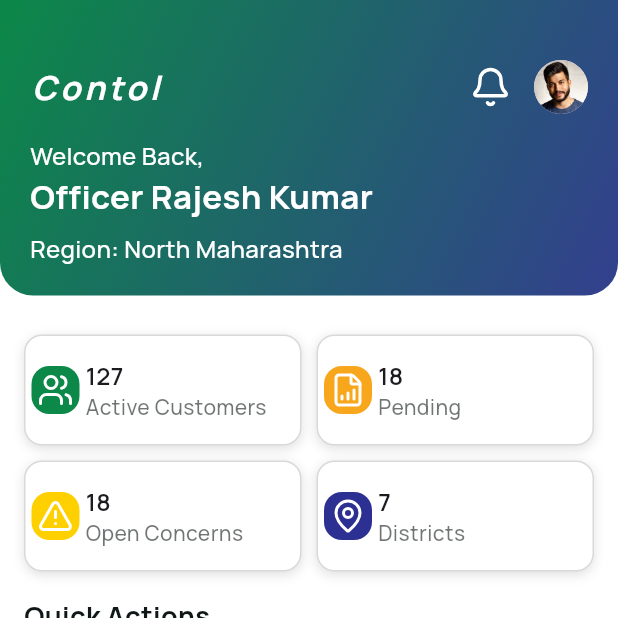
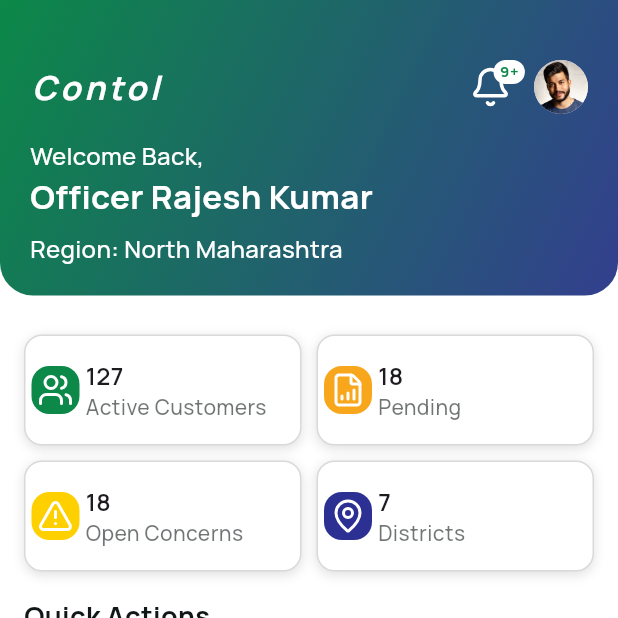
Before and after one commit to vstandroidbk/contol_Incineration_officer, a Flutter app: the Homeview screen opened by its route, on a phone screen of 412 x 824 dp, the top half of it. Run offline on Flutter 3.47's test engine with Material 3 defaults, Android fonts, the phone set to English and light mode, and no system bars; our stand-ins replace dropdown_button2, fl_chart, get, lucide_icons, shimmer.

Commit message:
officer app commit

```diff
--- a/lib/Modules/Home/homeview.dart
+++ b/lib/Modules/Home/homeview.dart
@@ -19,6 +19,7 @@ class Homeview extends StatefulWidget {
 
 class _HomeviewState extends State<Homeview> {
   bool isLoading = true;
+  int notificationCount = 10;
 
   @override
   void initState() {
@@ -84,10 +85,24 @@ class _HomeviewState extends State<Homeview> {
                             onTap: () {
                               Get.toNamed(AppRoutes.notifications);
                             },
+                            child: Badge(
+                              backgroundColor: Colors.white,
+                              alignment: Alignment.topRight,
+                              label: Text(
+                                notificationCount > 9
+                                    ? '9+'
+                                    : notificationCount.toString(),
+                                style: TextStyle(
+                                  color:AppColors.primary,
+                                  fontSize: 10,
+                                  fontWeight: FontWeight.bold,
+                                ),
+                              ),
                               child: Icon(
                                 LucideIcons.bell,
                                 color: Colors.white,
                                 size: 28,
+                              ),
                             ),
                           ),
                           const SizedBox(width: 15),
```
Also changed, not shown: lib/Modules/authentication/login.dart (+10 -7 lines), lib/ReusableWidgets/snackbar.dart (added, +53 -0 lines). Lines whose indentation alone changed are shown as unchanged.
